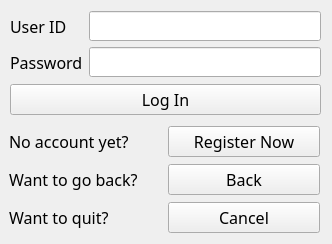
Qt form login.ui (Aloereed/Flightman_Client_DATA130039) before a commit.
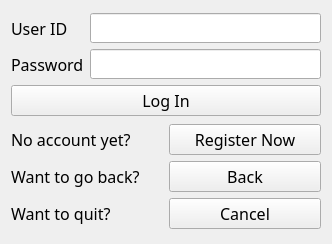
The same form after that commit.

```diff
--- a/login.ui
+++ b/login.ui
@@ -19,15 +19,8 @@
   <property name="windowTitle">
    <string>Log in</string>
   </property>
-  <widget class="QWidget" name="layoutWidget">
-   <property name="geometry">
-    <rect>
-     <x>10</x>
-     <y>10</y>
-     <width>311</width>
-     <height>108</height>
-    </rect>
-   </property>
+  <layout class="QGridLayout" name="gridLayout">
+   <item row="0" column="0">
    <layout class="QVBoxLayout" name="verticalLayout_4">
     <item>
      <layout class="QHBoxLayout" name="horizontalLayout">
@@ -87,16 +80,8 @@
      </layout>
     </item>
    </layout>
-  </widget>
-  <widget class="QWidget" name="layoutWidget">
-   <property name="geometry">
-    <rect>
-     <x>9</x>
-     <y>125</y>
-     <width>311</width>
-     <height>110</height>
-    </rect>
-   </property>
+   </item>
+   <item row="1" column="0">
    <layout class="QVBoxLayout" name="verticalLayout_5">
     <item>
      <layout class="QHBoxLayout" name="horizontalLayout_3">
@@ -153,7 +138,8 @@
      </layout>
     </item>
    </layout>
-  </widget>
+   </item>
+  </layout>
  </widget>
  <resources/>
  <connections/>
```
Lines whose indentation alone changed are shown as unchanged.
